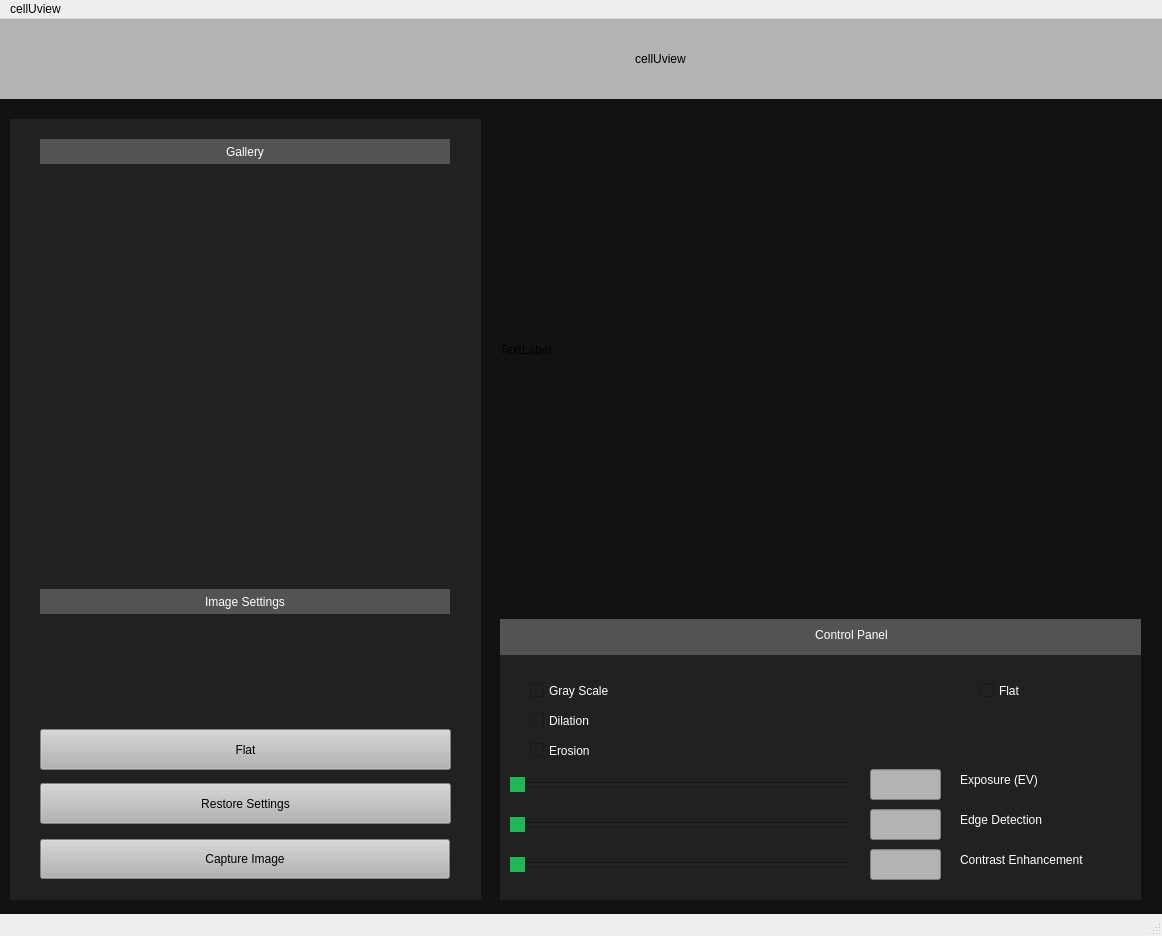
Qt form src/QT/gui.ui (adamvallance/cellUview) before a commit.
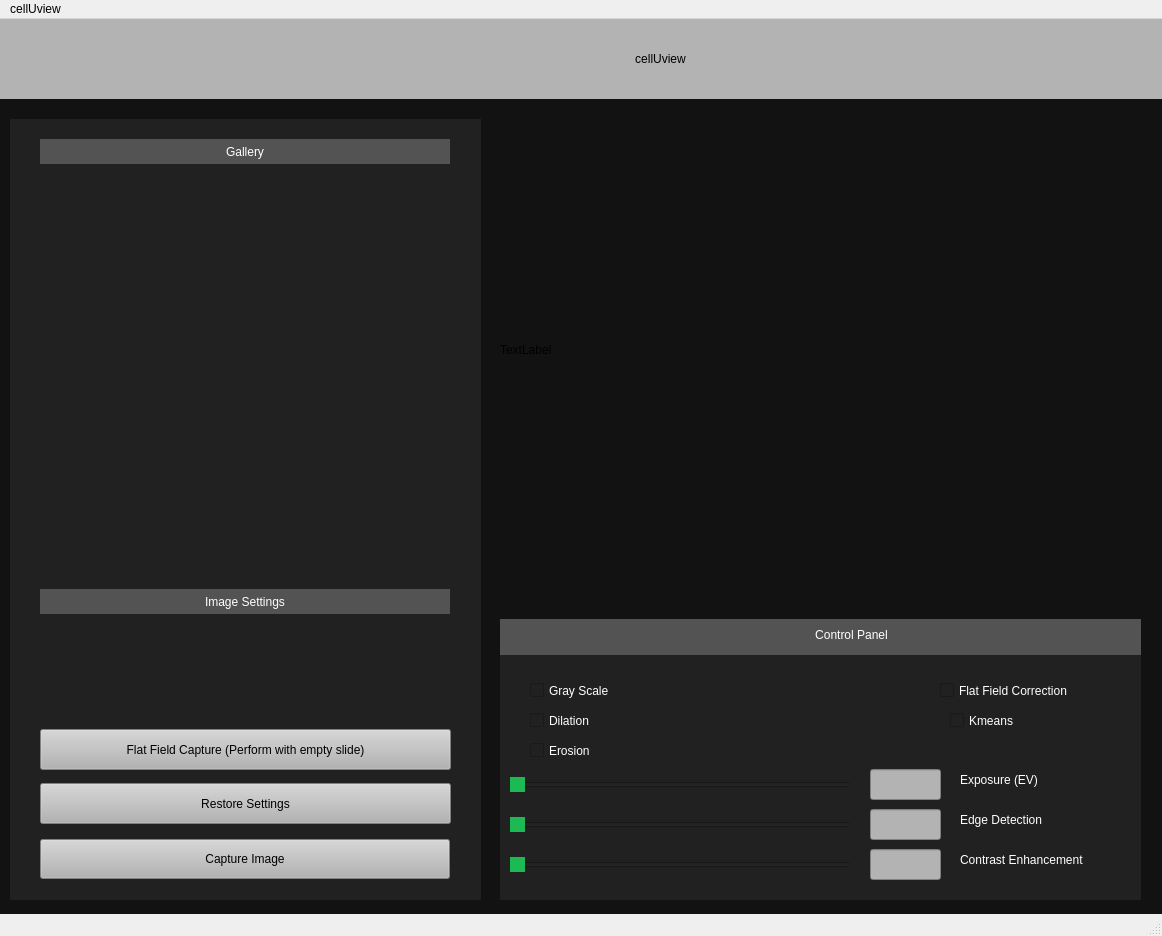
The same form after that commit.

Commit message: Made flawed kmeans code function correctly in current image processing framwork

Diff of the .ui file:
```diff
--- a/src/QT/gui.ui
+++ b/src/QT/gui.ui
@@ -185,7 +185,7 @@
        <string notr="true">background-color: rgb(179, 179, 179);</string>
       </property>
       <property name="text">
-       <string>Flat</string>
+       <string>Flat Field Capture (Perform with empty slide)</string>
       </property>
      </widget>
     </widget>
@@ -440,8 +440,24 @@
       </property>
       <property name="geometry">
        <rect>
-        <x>480</x>
+        <x>440</x>
         <y>60</y>
+        <width>151</width>
+        <height>23</height>
+       </rect>
+      </property>
+      <property name="styleSheet">
+       <string notr="true">color: rgb(255, 255, 255);</string>
+      </property>
+      <property name="text">
+       <string>Flat Field Correction</string>
+      </property>
+     </widget>
+     <widget class="QCheckBox" name="kMeansBox">
+      <property name="geometry">
+       <rect>
+        <x>450</x>
+        <y>90</y>
         <width>111</width>
         <height>23</height>
        </rect>
@@ -450,7 +466,7 @@
        <string notr="true">color: rgb(255, 255, 255);</string>
       </property>
       <property name="text">
-       <string>Flat</string>
+       <string>Kmeans</string>
       </property>
      </widget>
     </widget>
```
The commit also changes 7 other files.
